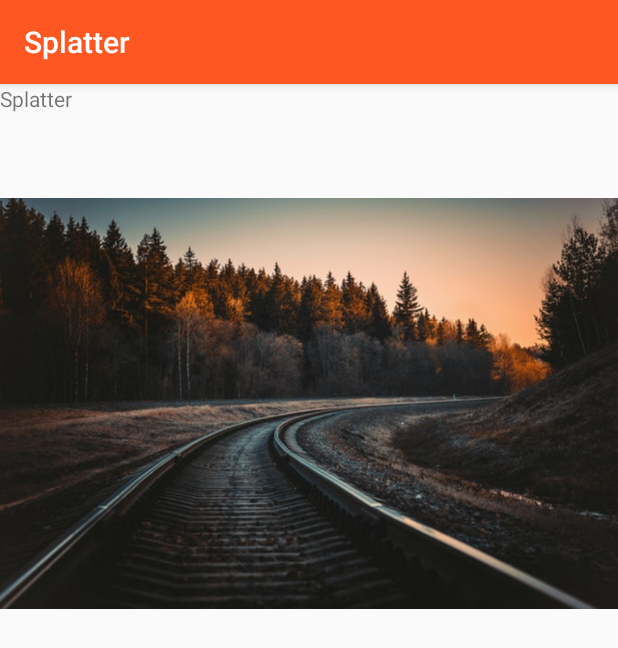
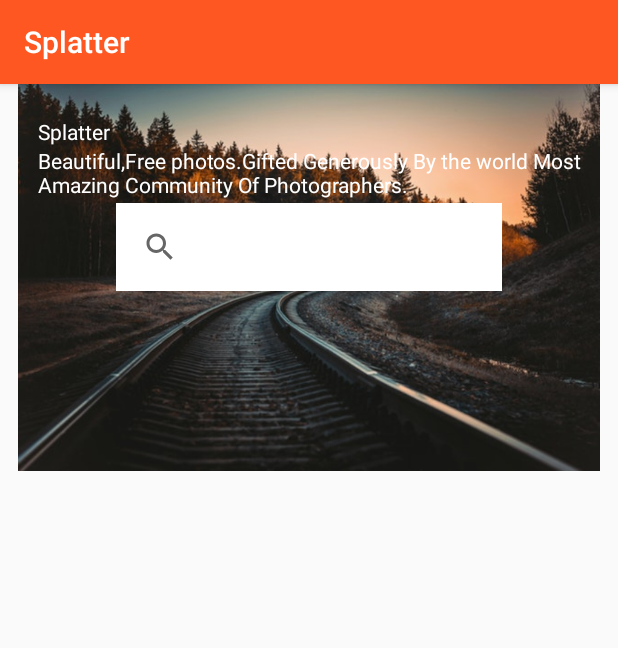
Before and after one commit to lorrainemikai/Splatter, an Android app: the screen it shows after launch (HomeActivity), after a tap on "START DISCOVERY", on a phone screen of 412 x 824 dp. Shown: the top 648 px of the screen. Run offline under Robolectric (Android 15) with nearby library versions, the phone set to English and light mode, and no system bars.

Commit message:
added activity 1 and 2

```diff
--- a/app/src/main/java/com/epicodus/splatter/MainActivity.java
+++ b/app/src/main/java/com/epicodus/splatter/MainActivity.java
@@ -1,32 +1,25 @@
 package com.epicodus.splatter;
 
 import android.content.Intent;
+import android.os.Bundle;
 import android.support.v7.app.AppCompatActivity;
-import android.os.Bundle;
 import android.view.View;
 import android.widget.Button;
-import android.widget.Toast;
 
 public class MainActivity extends AppCompatActivity {
-
-    public Button mStartDiscoveryButton;
-
+    private Button mStartDiscoveryButton;
     @Override
     protected void onCreate(Bundle savedInstanceState) {
         super.onCreate(savedInstanceState);
         setContentView(R.layout.activity_main);
+
         mStartDiscoveryButton = (Button) findViewById(R.id.startDiscoveryButton);
-
-        mStartDiscoveryButton.setOnClickListener(new View.OnClickListener(){
+        mStartDiscoveryButton.setOnClickListener(new View.OnClickListener() {
             @Override
             public void onClick(View v) {
-                Toast.makeText(MainActivity.this, "I know you'll fall in love", Toast.LENGTH_LONG).show();
-
-                Intent intent = new Intent(MainActivity.this, HomeActivity.class);
+                Intent intent = new Intent(MainActivity.this , HomeActivity.class);
                 startActivity(intent);
             }
         });
     }
 }
-
-}
--- a/app/src/main/res/layout/activity_home.xml
+++ b/app/src/main/res/layout/activity_home.xml
@@ -7,18 +7,41 @@
     tools:context=".HomeActivity">
 
     <ImageView
-        android:id="@+id/imageView3"
+        android:id="@+id/imageView4"
         android:layout_width="wrap_content"
-        android:layout_height="wrap_content"
-        app:srcCompat="@drawable/welcome"
-        tools:layout_editor_absoluteX="0dp"
-        tools:layout_editor_absoluteY="0dp" />
+        android:layout_height="258dp"
+        android:layout_alignParentStart="true"
+        android:layout_alignParentTop="true"
+        app:srcCompat="@drawable/welcome" />
 
     <TextView
         android:id="@+id/textView2"
+        android:layout_width="130dp"
+        android:layout_height="wrap_content"
+        android:layout_alignParentStart="true"
+        android:layout_alignParentTop="true"
+        android:layout_marginStart="25dp"
+        android:layout_marginTop="22dp"
+        android:text="Splatter"
+        android:textColor="@color/colorTextIcons" />
+
+    <TextView
+        android:id="@+id/textView3"
         android:layout_width="wrap_content"
+        android:layout_height="38dp"
+        android:layout_alignStart="@+id/textView2"
+        android:layout_below="@+id/textView2"
+        android:text="@string/more"
+        android:textColor="@color/colorTextIcons" />
+
+    <SearchView
+        android:id="@+id/locationEditText"
+        android:layout_width="257dp"
         android:layout_height="wrap_content"
-        android:text="@string/welcome"
-        tools:layout_editor_absoluteX="39dp"
-        tools:layout_editor_absoluteY="113dp" />
+        android:layout_below="@+id/textView3"
+        android:layout_centerHorizontal="true"
+        android:background="@color/colorTextIcons"
+        android:hint="search images"
+        android:padding="5dp" />
+
 </RelativeLayout>
--- a/app/src/main/res/values/colors.xml
+++ b/app/src/main/res/values/colors.xml
@@ -5,7 +5,7 @@
     <color name="colorPrimaryLight">#FFCCBC</color>
     <color name="colorTextIcons">#FFFFFF</color>
     <color name="colorAccent">#009688</color>
-    <color name="colorPrimaryText">#212121</color>
+    <color name="colorPrimaryText">#ffff</color>
     <color name="colorSecondaryText">#727272</color>
     <color name="colorDivider">#B6B6B6</color>
 </resources>
```
